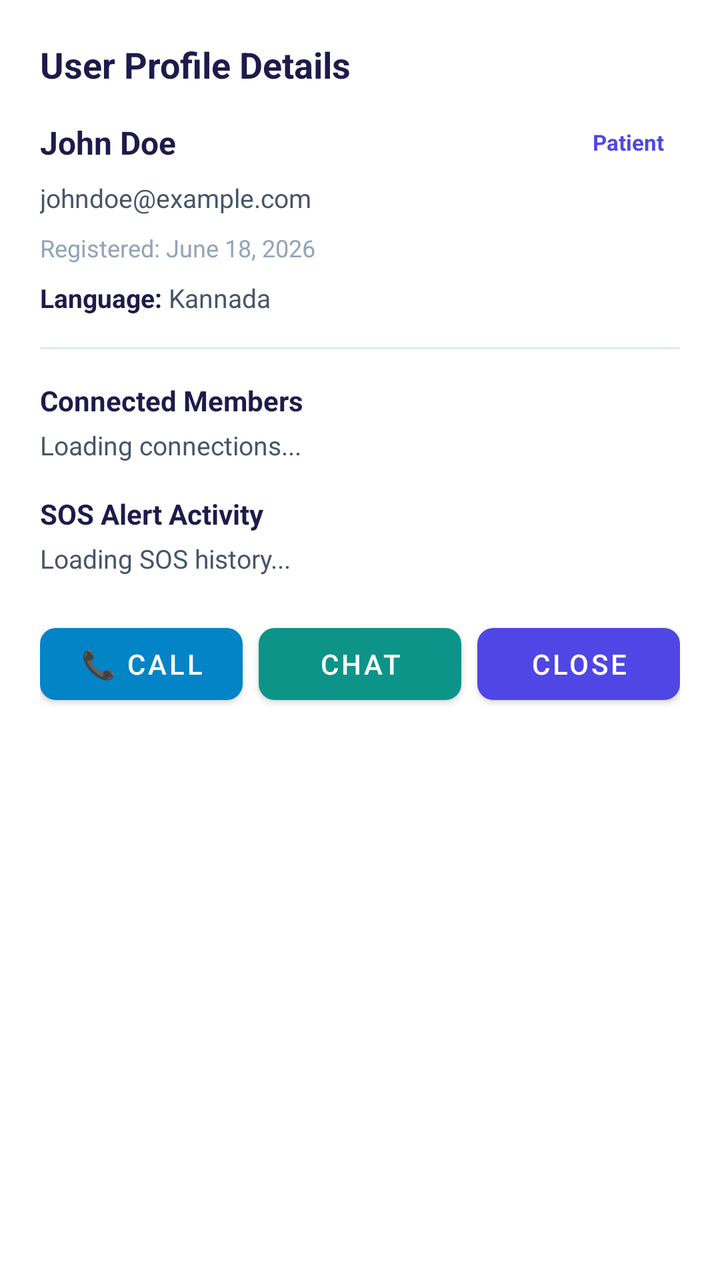
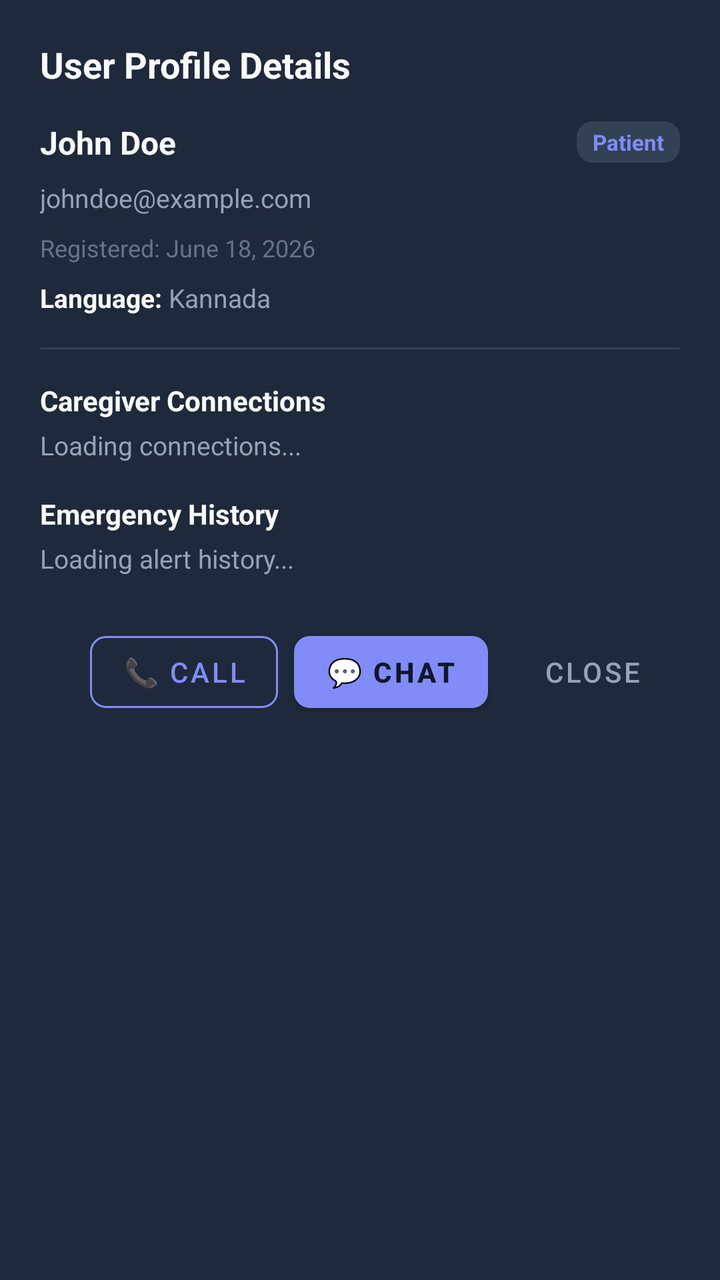

An Android layout rendered at two revisions. The XML below is the earlier revision; the diff shows what the commit changed to produce the second picture.
<!-- AndroidManifest.xml: application theme Theme.SpeechAssistant -->
<!-- res/layout/dialog_user_details.xml -->
<?xml version="1.0" encoding="utf-8"?>
<LinearLayout xmlns:android="http://schemas.android.com/apk/res/android"
    xmlns:app="http://schemas.android.com/apk/res-auto"
    android:layout_width="match_parent"
    android:layout_height="wrap_content"
    android:orientation="vertical"
    android:padding="20dp"
    android:background="@color/surface">

    <TextView
        android:id="@+id/dialogTitle"
        android:layout_width="wrap_content"
        android:layout_height="wrap_content"
        android:text="User Profile Details"
        android:textColor="@color/text_primary"
        android:textSize="18sp"
        android:textStyle="bold"
        android:layout_marginBottom="16dp" />

    
    <LinearLayout
        android:layout_width="match_parent"
        android:layout_height="wrap_content"
        android:orientation="horizontal"
        android:gravity="center_vertical"
        android:layout_marginBottom="8dp">

        <TextView
            android:id="@+id/dialogName"
            android:layout_width="0dp"
            android:layout_height="wrap_content"
            android:layout_weight="1"
            android:text="John Doe"
            android:textColor="@color/text_primary"
            android:textSize="16sp"
            android:textStyle="bold" />

        <TextView
            android:id="@+id/dialogRoleBadge"
            android:layout_width="wrap_content"
            android:layout_height="wrap_content"
            android:background="@drawable/bg_badge"
            android:paddingHorizontal="8dp"
            android:paddingVertical="3dp"
            android:text="Patient"
            android:textColor="@color/primary"
            android:textSize="11sp"
            android:textStyle="bold" />
    </LinearLayout>

    
    <TextView
        android:id="@+id/dialogEmail"
        android:layout_width="match_parent"
        android:layout_height="wrap_content"
        android:text="johndoe@example.com"
        android:textColor="@color/text_secondary"
        android:textSize="13sp"
        android:layout_marginBottom="8dp" />

    
    <TextView
        android:id="@+id/dialogRegDate"
        android:layout_width="match_parent"
        android:layout_height="wrap_content"
        android:text="Registered: June 18, 2026"
        android:textColor="#94A3B8"
        android:textSize="12sp"
        android:layout_marginBottom="8dp" />

    
    <LinearLayout
        android:layout_width="match_parent"
        android:layout_height="wrap_content"
        android:orientation="horizontal"
        android:gravity="center_vertical"
        android:layout_marginBottom="16dp">

        <TextView
            android:layout_width="wrap_content"
            android:layout_height="wrap_content"
            android:text="Language: "
            android:textColor="@color/text_primary"
            android:textSize="13sp"
            android:textStyle="bold" />

        <TextView
            android:id="@+id/dialogLanguage"
            android:layout_width="wrap_content"
            android:layout_height="wrap_content"
            android:text="Kannada"
            android:textColor="@color/text_secondary"
            android:textSize="13sp" />
    </LinearLayout>

    <View
        android:layout_width="match_parent"
        android:layout_height="1dp"
        android:background="#E2E8F0"
        android:layout_marginBottom="16dp" />

    
    <TextView
        android:layout_width="wrap_content"
        android:layout_height="wrap_content"
        android:text="Connected Members"
        android:textColor="@color/text_primary"
        android:textSize="14sp"
        android:textStyle="bold"
        android:layout_marginBottom="4dp" />

    <TextView
        android:id="@+id/dialogConnections"
        android:layout_width="match_parent"
        android:layout_height="wrap_content"
        android:text="Loading connections..."
        android:textColor="@color/text_secondary"
        android:textSize="13sp"
        android:layout_marginBottom="16dp" />

    
    <TextView
        android:layout_width="wrap_content"
        android:layout_height="wrap_content"
        android:text="SOS Alert Activity"
        android:textColor="@color/text_primary"
        android:textSize="14sp"
        android:textStyle="bold"
        android:layout_marginBottom="4dp" />

    <TextView
        android:id="@+id/dialogAlertCount"
        android:layout_width="match_parent"
        android:layout_height="wrap_content"
        android:text="Loading SOS history..."
        android:textColor="@color/text_secondary"
        android:textSize="13sp"
        android:layout_marginBottom="20dp" />

    
    <LinearLayout
        android:layout_width="match_parent"
        android:layout_height="wrap_content"
        android:orientation="horizontal"
        android:gravity="center">

        <com.google.android.material.button.MaterialButton
            android:id="@+id/dialogBtnCall"
            android:layout_width="0dp"
            android:layout_height="wrap_content"
            android:layout_weight="1"
            android:layout_marginEnd="8dp"
            android:text="📞 Call"
            app:backgroundTint="#0284C7"
            app:cornerRadius="8dp" />

        <com.google.android.material.button.MaterialButton
            android:id="@+id/dialogBtnChat"
            android:layout_width="0dp"
            android:layout_height="wrap_content"
            android:layout_weight="1"
            android:layout_marginEnd="8dp"
            android:text="Chat"
            app:backgroundTint="@color/accent"
            app:cornerRadius="8dp" />

        <com.google.android.material.button.MaterialButton
            android:id="@+id/dialogBtnClose"
            android:layout_width="0dp"
            android:layout_height="wrap_content"
            android:layout_weight="1"
            android:text="Close"
            app:backgroundTint="@color/primary"
            app:cornerRadius="8dp" />
    </LinearLayout>
</LinearLayout>
<!-- resources referenced by this layout -->
<resources>
  <color name="accent">#0D9488</color>
  <color name="primary">#4F46E5</color>
  <color name="surface">#FFFFFF</color>
  <color name="text_primary">#1E1B4B</color>
  <color name="text_secondary">#475569</color>
  <!-- drawable bg_badge (drawable) -->
  <?xml version="1.0" encoding="utf-8"?>
  <shape xmlns:android="http://schemas.android.com/apk/res/android"
      android:shape="rectangle">
      <corners android:radius="12dp" />
      <solid android:color="@android:color/white" />
  </shape>
  <style name="Theme.SpeechAssistant" parent="Theme.MaterialComponents.DayNight.NoActionBar">
          
          <item name="colorPrimary">@color/primary</item>
          <item name="colorPrimaryVariant">@color/primary_dark</item>
          <item name="colorOnPrimary">@android:color/white</item>
          
          <item name="colorSecondary">@color/accent</item>
          <item name="colorSecondaryVariant">@color/accent</item>
          <item name="colorOnSecondary">@android:color/black</item>
          
          <item name="android:statusBarColor">?attr/colorPrimaryVariant</item>
          
          <item name="android:windowBackground">@color/background</item>
      </style>
  <color name="primary_dark">#3730A3</color>
  <color name="background">#F8FAFC</color>
</resources>

<!-- the commit's change to res/layout/dialog_user_details.xml (unified diff, before → after) -->
@@ -5,14 +5,14 @@
     android:layout_height="wrap_content"
     android:orientation="vertical"
     android:padding="20dp"
-    android:background="@color/surface">
+    android:background="@color/caregiver_card">
 
     <TextView
         android:id="@+id/dialogTitle"
         android:layout_width="wrap_content"
         android:layout_height="wrap_content"
         android:text="User Profile Details"
-        android:textColor="@color/text_primary"
+        android:textColor="@color/caregiver_text_primary"
         android:textSize="18sp"
         android:textStyle="bold"
         android:layout_marginBottom="16dp" />
@@ -31,7 +31,7 @@
             android:layout_height="wrap_content"
             android:layout_weight="1"
             android:text="John Doe"
-            android:textColor="@color/text_primary"
+            android:textColor="@color/caregiver_text_primary"
             android:textSize="16sp"
             android:textStyle="bold" />
 
@@ -39,11 +39,11 @@
             android:id="@+id/dialogRoleBadge"
             android:layout_width="wrap_content"
             android:layout_height="wrap_content"
-            android:background="@drawable/bg_badge"
+            android:background="@drawable/bg_caregiver_badge"
             android:paddingHorizontal="8dp"
             android:paddingVertical="3dp"
             android:text="Patient"
-            android:textColor="@color/primary"
+            android:textColor="@color/caregiver_accent"
             android:textSize="11sp"
             android:textStyle="bold" />
     </LinearLayout>
@@ -54,7 +54,7 @@
         android:layout_width="match_parent"
         android:layout_height="wrap_content"
         android:text="johndoe@example.com"
-        android:textColor="@color/text_secondary"
+        android:textColor="@color/caregiver_text_secondary"
         android:textSize="13sp"
         android:layout_marginBottom="8dp" />
 
@@ -64,7 +64,7 @@
         android:layout_width="match_parent"
         android:layout_height="wrap_content"
         android:text="Registered: June 18, 2026"
-        android:textColor="#94A3B8"
+        android:textColor="@color/caregiver_text_muted"
         android:textSize="12sp"
         android:layout_marginBottom="8dp" />
 
@@ -80,7 +80,7 @@
             android:layout_width="wrap_content"
             android:layout_height="wrap_content"
             android:text="Language: "
-            android:textColor="@color/text_primary"
+            android:textColor="@color/caregiver_text_primary"
             android:textSize="13sp"
             android:textStyle="bold" />
 
@@ -89,22 +89,22 @@
             android:layout_width="wrap_content"
             android:layout_height="wrap_content"
             android:text="Kannada"
-            android:textColor="@color/text_secondary"
+            android:textColor="@color/caregiver_text_secondary"
             android:textSize="13sp" />
     </LinearLayout>
 
     <View
         android:layout_width="match_parent"
         android:layout_height="1dp"
-        android:background="#E2E8F0"
+        android:background="@color/caregiver_border"
         android:layout_marginBottom="16dp" />
 
     
     <TextView
         android:layout_width="wrap_content"
         android:layout_height="wrap_content"
-        android:text="Connected Members"
-        android:textColor="@color/text_primary"
+        android:text="Caregiver Connections"
+        android:textColor="@color/caregiver_text_primary"
         android:textSize="14sp"
         android:textStyle="bold"
         android:layout_marginBottom="4dp" />
@@ -114,7 +114,7 @@
         android:layout_width="match_parent"
         android:layout_height="wrap_content"
         android:text="Loading connections..."
-        android:textColor="@color/text_secondary"
+        android:textColor="@color/caregiver_text_secondary"
         android:textSize="13sp"
         android:layout_marginBottom="16dp" />
 
@@ -122,8 +122,8 @@
     <TextView
         android:layout_width="wrap_content"
         android:layout_height="wrap_content"
-        android:text="SOS Alert Activity"
-        android:textColor="@color/text_primary"
+        android:text="Emergency History"
+        android:textColor="@color/caregiver_text_primary"
         android:textSize="14sp"
         android:textStyle="bold"
         android:layout_marginBottom="4dp" />
@@ -132,45 +132,45 @@
         android:id="@+id/dialogAlertCount"
         android:layout_width="match_parent"
         android:layout_height="wrap_content"
-        android:text="Loading SOS history..."
-        android:textColor="@color/text_secondary"
+        android:text="Loading alert history..."
+        android:textColor="@color/caregiver_text_secondary"
         android:textSize="13sp"
-        android:layout_marginBottom="20dp" />
+        android:layout_marginBottom="24dp" />
 
-    
     <LinearLayout
         android:layout_width="match_parent"
         android:layout_height="wrap_content"
         android:orientation="horizontal"
-        android:gravity="center">
+        android:gravity="end">
 
         <com.google.android.material.button.MaterialButton
             android:id="@+id/dialogBtnCall"
-            android:layout_width="0dp"
+            style="@style/Widget.MaterialComponents.Button.OutlinedButton"
+            android:layout_width="wrap_content"
             android:layout_height="wrap_content"
-            android:layout_weight="1"
             android:layout_marginEnd="8dp"
             android:text="📞 Call"
-            app:backgroundTint="#0284C7"
+            android:textColor="@color/caregiver_accent"
+            app:strokeColor="@color/caregiver_accent"
             app:cornerRadius="8dp" />
 
         <com.google.android.material.button.MaterialButton
             android:id="@+id/dialogBtnChat"
-            android:layout_width="0dp"
+            android:layout_width="wrap_content"
             android:layout_height="wrap_content"
-            android:layout_weight="1"
             android:layout_marginEnd="8dp"
-            android:text="Chat"
-            app:backgroundTint="@color/accent"
+            android:text="💬 Chat"
+            android:textColor="#0F172A"
+            android:textStyle="bold"
+            app:backgroundTint="@color/caregiver_accent"
             app:cornerRadius="8dp" />
 
         <com.google.android.material.button.MaterialButton
             android:id="@+id/dialogBtnClose"
-            android:layout_width="0dp"
+            style="@style/Widget.MaterialComponents.Button.TextButton"
+            android:layout_width="wrap_content"
             android:layout_height="wrap_content"
-            android:layout_weight="1"
             android:text="Close"
-            app:backgroundTint="@color/primary"
-            app:cornerRadius="8dp" />
+            android:textColor="@color/caregiver_text_secondary" />
     </LinearLayout>
 </LinearLayout>
<!-- resource entries referenced after the edit -->
@@ -1,17 +1,20 @@
 <!-- resources referenced by this layout -->
 <resources>
-  <color name="accent">#0D9488</color>
-  <color name="primary">#4F46E5</color>
-  <color name="surface">#FFFFFF</color>
-  <color name="text_primary">#1E1B4B</color>
-  <color name="text_secondary">#475569</color>
-  <!-- drawable bg_badge (drawable) -->
+  <color name="caregiver_accent">#818CF8</color>
+  <color name="caregiver_border">#334155</color>
+  <color name="caregiver_card">#1E293B</color>
+  <color name="caregiver_text_muted">#64748B</color>
+  <color name="caregiver_text_primary">#F8FAFC</color>
+  <color name="caregiver_text_secondary">#94A3B8</color>
+  <!-- drawable bg_caregiver_badge (drawable) -->
   <?xml version="1.0" encoding="utf-8"?>
   <shape xmlns:android="http://schemas.android.com/apk/res/android"
       android:shape="rectangle">
-      <corners android:radius="12dp" />
-      <solid android:color="@android:color/white" />
+      <corners android:radius="8dp" />
+      <solid android:color="#334155" />
   </shape>
+  <color name="accent">#0D9488</color>
+  <color name="primary">#4F46E5</color>
   <style name="Theme.SpeechAssistant" parent="Theme.MaterialComponents.DayNight.NoActionBar">
           
           <item name="colorPrimary">@color/primary</item>
